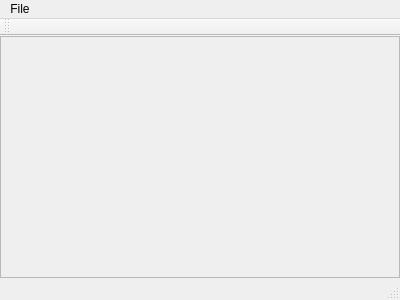
Old version of the form gui/ignismain.ui in the repository Meldrion/Ignis-Editor.
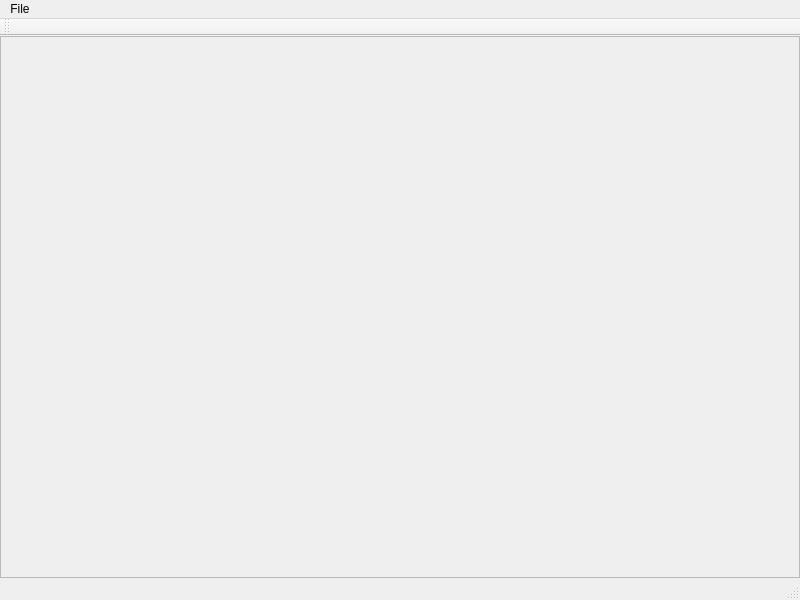
New version of the form.

Patch:
```diff
--- a/gui/ignismain.ui
+++ b/gui/ignismain.ui
@@ -6,8 +6,8 @@
    <rect>
     <x>0</x>
     <y>0</y>
-    <width>400</width>
-    <height>300</height>
+    <width>800</width>
+    <height>600</height>
    </rect>
   </property>
   <property name="windowTitle">
@@ -43,8 +43,8 @@
         <rect>
          <x>0</x>
          <y>0</y>
-         <width>398</width>
-         <height>238</height>
+         <width>798</width>
+         <height>538</height>
         </rect>
        </property>
       </widget>
@@ -57,7 +57,7 @@
     <rect>
      <x>0</x>
      <y>0</y>
-     <width>400</width>
+     <width>800</width>
      <height>25</height>
     </rect>
    </property>
```
Left out of the diff: 2 changed lines with no effect on the pictures.
